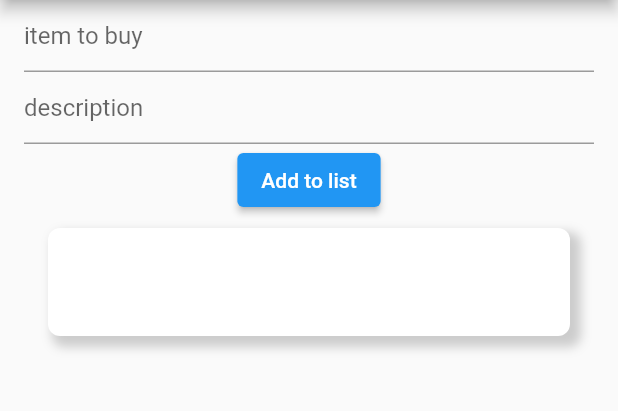
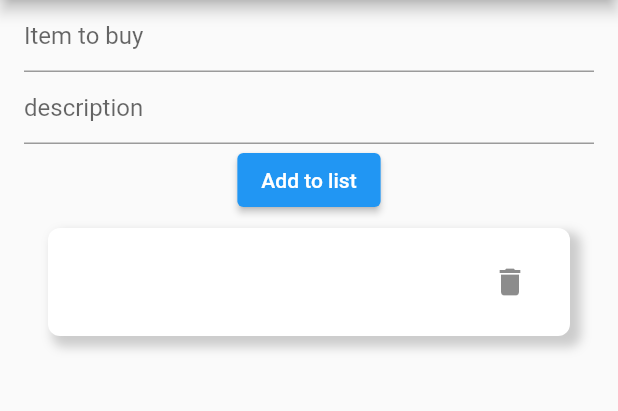
Before and after one commit to lukajincharadze/flutter-todo-list, a Flutter app: the screen it shows after launch, after a tap on "Add to list", on a phone screen of 412 x 824 dp, the part 84-495 px from its top. Run offline on Flutter 3.47's test engine with Material 2 defaults, Android fonts, the phone set to English and light mode, and no system bars; our stand-ins replace sqflite; accounts and stored records are empty.

Commit message:
added Delete function to lists

```diff
--- a/lib/pages/home_page.dart
+++ b/lib/pages/home_page.dart
@@ -26,7 +26,7 @@ class _HomePageState extends State<HomePage> {
             children: [
               TextField(
                 controller: titleController,
-                decoration: const InputDecoration(hintText: "item to buy"),
+                decoration: const InputDecoration(hintText: "Item to buy"),
               ),
               TextField(
                 controller: descriptionController,
@@ -64,7 +64,7 @@ class _HomePageState extends State<HomePage> {
                             decoration: BoxDecoration(
                                 color: Colors.white,
                                 borderRadius:
-                                    const BorderRadius.all(Radius.circular(8)),
+                                const BorderRadius.all(Radius.circular(8)),
                                 boxShadow: [
                                   BoxShadow(
                                     color: Colors.grey.withOpacity(0.5),
@@ -76,6 +76,13 @@ class _HomePageState extends State<HomePage> {
                             child: ListTile(
                               title: Text(todo.title),
                               subtitle: Text(todo.description),
+                              trailing: IconButton(
+                                onPressed: () async {
+                                  await DatabaseHelper().deleteTodo(todo.id!);
+                                  setState(() {});
+                                },
+                                icon: const Icon(Icons.delete),
+                              ),
                             ),
                           );
                         });
```
Also changed, not shown: lib/database/database_helper.dart (+8 -0 lines).
